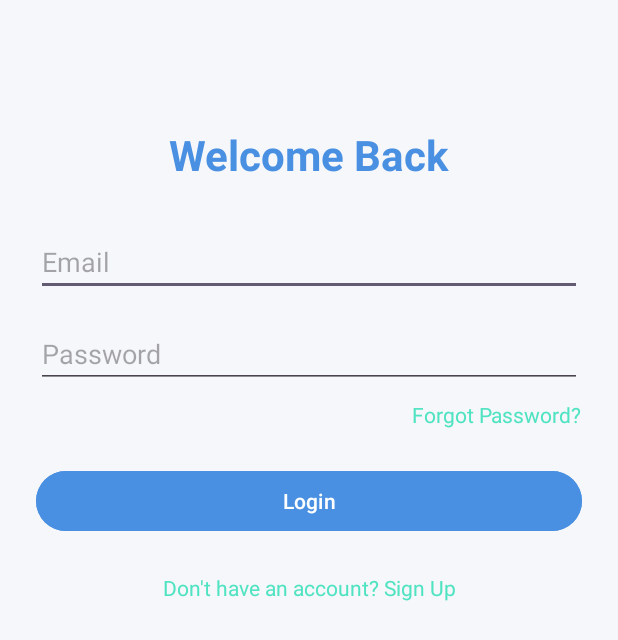
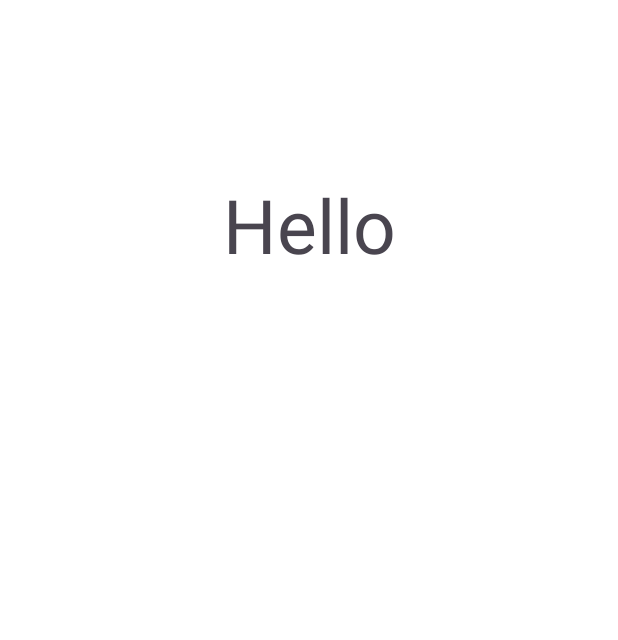
Before and after one commit to asifff009/Nexera, an Android app: the screen it shows after launch (LoginActivity before the commit, MainActivity after it), on a phone screen of 412 x 824 dp. Shown: the top 640 px of the screen. Run offline under Robolectric (Android 15) with nearby library versions, the phone set to English and light mode, and no system bars.

Commit message:
Commit 6

```diff
--- a/app/src/main/java/com/asif/stepupbd/LoginActivity.java
+++ /dev/null
@@ -1,47 +0,0 @@
-package com.asif.stepupbd;
-
-import android.content.Intent;
-import android.os.Bundle;
-import android.widget.Button;
-import android.widget.EditText;
-import android.widget.TextView;
-import android.widget.Toast;
-
-import androidx.appcompat.app.AppCompatActivity;
-
-public class LoginActivity extends AppCompatActivity {
-    EditText email, password;
-    Button loginBtn;
-    TextView forgotPassword, signUpText;
-
-    @Override
-    protected void onCreate(Bundle savedInstanceState) {
-        super.onCreate(savedInstanceState);
-        setContentView(R.layout.activity_login);
-
-        email = findViewById(R.id.email);
-        password = findViewById(R.id.password);
-        loginBtn = findViewById(R.id.loginBtn);
-        forgotPassword = findViewById(R.id.forgotPassword);
-        signUpText = findViewById(R.id.signUpText);
-
-        loginBtn.setOnClickListener(v -> {
-            String user = email.getText().toString();
-            String pass = password.getText().toString();
-
-            if (user.equals("admin@example.com") && pass.equals("admin123")) {
-                Toast.makeText(this, "Login Successful", Toast.LENGTH_SHORT).show();
-            } else {
-                Toast.makeText(this, "Invalid Credentials", Toast.LENGTH_SHORT).show();
-            }
-        });
-
-        forgotPassword.setOnClickListener(v -> {
-            Toast.makeText(this, "Forgot Password Clicked", Toast.LENGTH_SHORT).show();
-        });
-
-        signUpText.setOnClickListener(v -> {
-            startActivity(new Intent(LoginActivity.this, SignupActivity.class));
-        });
-    }
-}
--- a/app/src/main/java/com/asif/stepupbd/MainActivity.java
+++ b/app/src/main/java/com/asif/stepupbd/MainActivity.java
@@ -28,5 +28,23 @@ public class MainActivity extends AppCompatActivity {
         EdgeToEdge.enable(this);
         setContentView(R.layout.activity_main);
 
+
+
+        // google map code --> jei button a dorkar oi button er set on click er moddhe diye dibo
+        // map er dependency holo : implementation("com.google.maps.android:android-maps-utils:3.10.0")
+
+/*
+
+        Uri gmmIntentUri = Uri.parse("geo:0,0?q="+"Pingna High School ");
+        Intent mapIntent = new Intent(Intent.ACTION_VIEW, gmmIntentUri);
+        mapIntent.setPackage("com.google.android.apps.maps");
+        map.getContext().startActivity(mapIntent);
+
+ */
+
+        //=================================================================
+
+
+
     }
 }
--- a/app/src/main/java/com/asif/stepupbd/SplashScreen.java
+++ b/app/src/main/java/com/asif/stepupbd/SplashScreen.java
@@ -21,11 +21,11 @@ public class SplashScreen extends AppCompatActivity {
             @Override
             public void run() {
 
-                Intent intent = new Intent(SplashScreen.this,LoginActivity.class);
+                Intent intent = new Intent(SplashScreen.this,MainActivity.class);
                 startActivity(intent);
 
             }
-        }, 4000);
+        }, 3000);
 
     }
 }
--- a/app/src/main/res/layout/activity_login.xml
+++ /dev/null
@@ -1,69 +0,0 @@
-<?xml version="1.0" encoding="utf-8"?>
-<ScrollView xmlns:android="http://schemas.android.com/apk/res/android"
-    android:background="@color/backgroundColor"
-    android:layout_width="match_parent"
-    android:layout_height="match_parent"
-    android:padding="24dp">
-
-    <LinearLayout
-        android:orientation="vertical"
-        android:layout_width="match_parent"
-        android:layout_height="wrap_content"
-        android:gravity="center_horizontal">
-
-        <TextView
-            android:text="Welcome Back"
-            android:textSize="28sp"
-            android:textColor="@color/primaryColor"
-            android:layout_marginTop="60dp"
-            android:layout_marginBottom="30dp"
-            android:textStyle="bold"
-            android:layout_width="wrap_content"
-            android:layout_height="wrap_content" />
-
-        <EditText
-            android:id="@+id/email"
-            android:hint="Email"
-            android:inputType="textEmailAddress"
-            android:layout_marginBottom="16dp"
-            android:layout_width="match_parent"
-            android:layout_height="wrap_content" />
-
-        <EditText
-            android:id="@+id/password"
-            android:hint="Password"
-            android:inputType="textPassword"
-            android:layout_marginBottom="8dp"
-            android:layout_width="match_parent"
-            android:layout_height="wrap_content" />
-
-        <TextView
-            android:id="@+id/forgotPassword"
-            android:text="Forgot Password?"
-            android:textColor="@color/secondaryColor"
-            android:layout_gravity="end"
-            android:layout_marginBottom="24dp"
-            android:textSize="14sp"
-            android:layout_width="wrap_content"
-            android:layout_height="wrap_content" />
-
-        <Button
-            android:id="@+id/loginBtn"
-            android:text="Login"
-            android:backgroundTint="@color/primaryColor"
-            android:textColor="@android:color/white"
-            android:layout_width="match_parent"
-            android:layout_height="wrap_content" />
-
-        <TextView
-            android:id="@+id/signUpText"
-            android:text="Don't have an account? Sign Up"
-            android:textColor="@color/secondaryColor"
-            android:gravity="center"
-            android:layout_marginTop="24dp"
-            android:textSize="14sp"
-            android:layout_width="match_parent"
-            android:layout_height="wrap_content" />
-
-    </LinearLayout>
-</ScrollView>
--- a/app/src/main/res/layout/activity_main.xml
+++ b/app/src/main/res/layout/activity_main.xml
@@ -11,6 +11,15 @@
     >
 
 
+    <TextView
+        android:layout_width="match_parent"
+        android:layout_height="300dp"
+        android:text="Hello"
+        android:gravity="center"
+        android:textSize="50sp"
+        />
+
+
 
 
 </LinearLayout>
```
Also changed, not shown: app/src/main/AndroidManifest.xml (+1 -6 lines), app/src/main/java/com/asif/stepupbd/SignupActivity.java (deleted, +0 -31 lines), app/src/main/res/layout/activity_signup.xml (deleted, +0 -56 lines).
